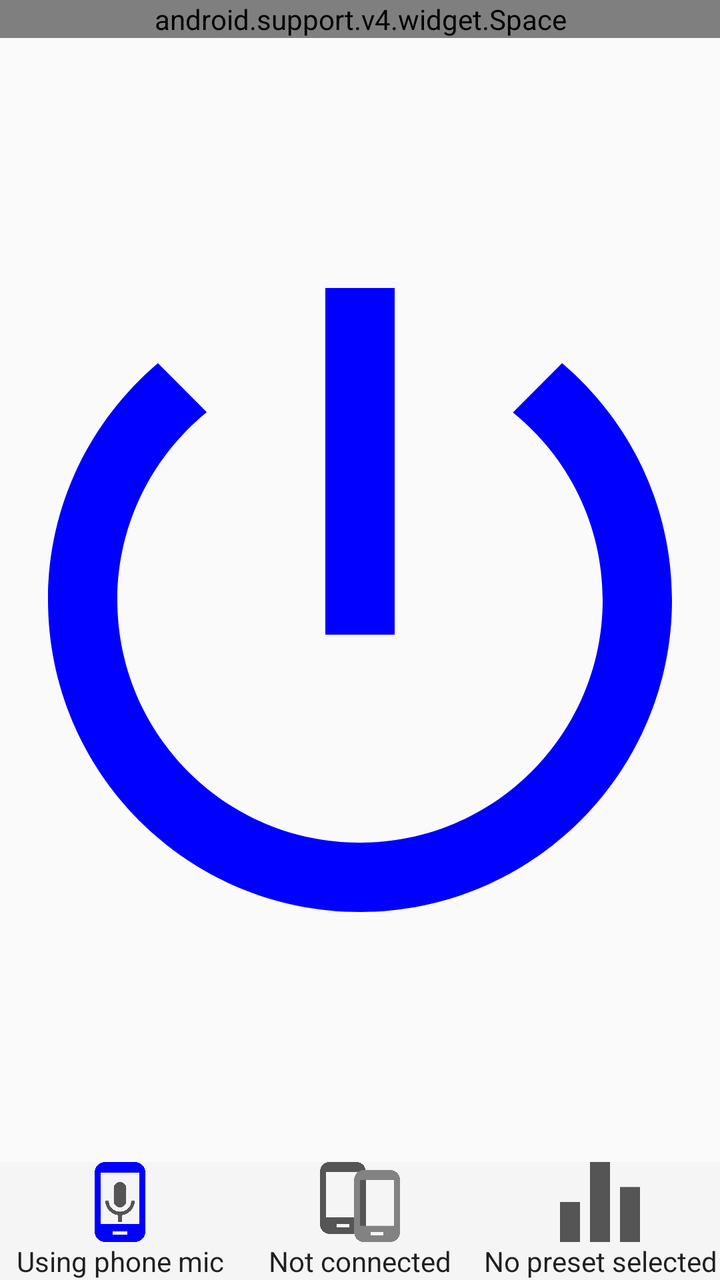
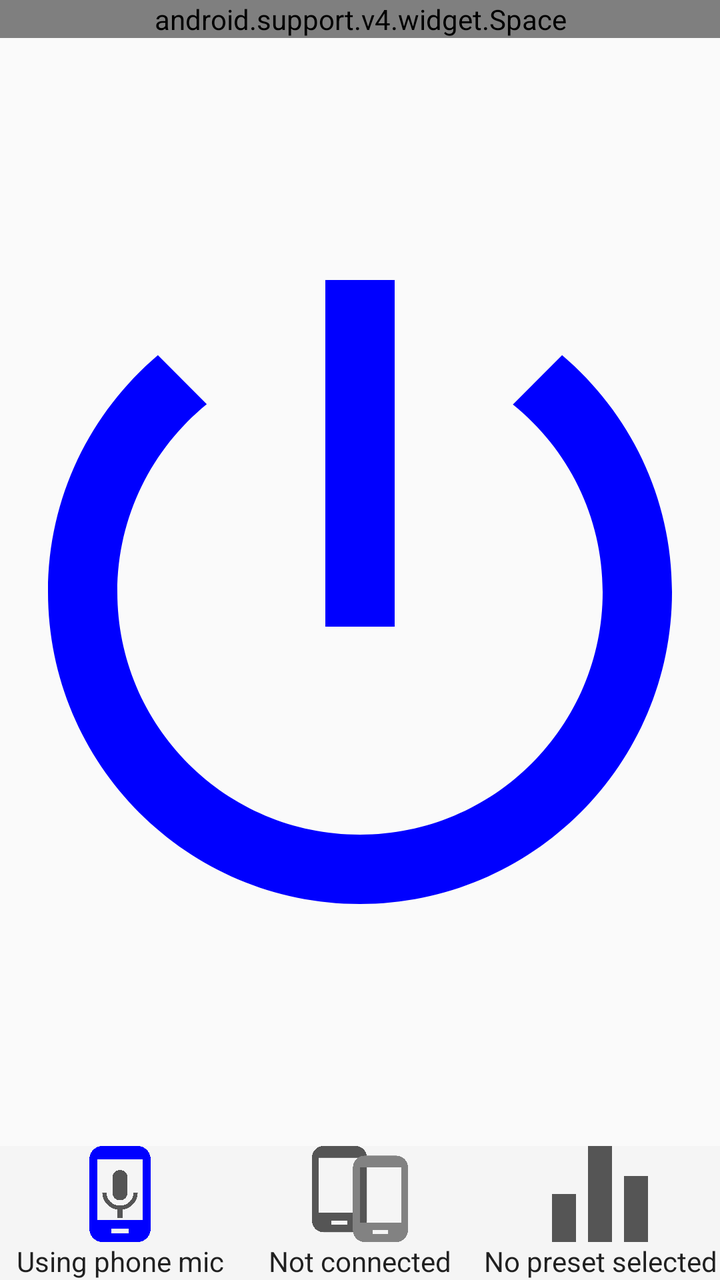

Screens rendered from an Android XML layout before and after an edit, with the pre-edit source and the edit as a unified diff.
<!-- AndroidManifest.xml: application theme AppTheme -->
<!-- res/layout/fragment_listen.xml -->
<?xml version="1.0" encoding="utf-8"?>
<android.support.constraint.ConstraintLayout xmlns:android="http://schemas.android.com/apk/res/android"
    xmlns:app="http://schemas.android.com/apk/res-auto"
    xmlns:tools="http://schemas.android.com/tools"
    android:layout_width="match_parent"
    android:layout_height="match_parent"
    tools:context="peterson.ttu.edu.backupaids.activities.ListenFragment">

    <TextView
        android:id="@+id/ourPinTextView"
        android:layout_width="0dp"
        android:layout_height="wrap_content"
        android:layout_marginStart="16dp"
        android:layout_marginTop="16dp"
        android:text="@string/our_pin"
        android:textAppearance="@android:style/TextAppearance.DeviceDefault"
        android:textSize="20sp"
        android:visibility="gone"
        app:layout_constraintTop_toTopOf="parent"
        app:layout_constraintBottom_toTopOf="@id/listenSpace"
        app:layout_constraintLeft_toLeftOf="parent"/>

    
    <android.support.v4.widget.Space
        android:id="@+id/listenSpace"
        android:layout_width="match_parent"
        android:layout_height="wrap_content"
        app:layout_constraintTop_toBottomOf="@id/ourPinTextView"
        app:layout_constraintBottom_toTopOf="@id/playSound"/>

    <ImageButton
        android:id="@+id/playSound"
        android:layout_width="0dp"
        android:layout_height="0dp"
        android:background="@android:color/transparent"
        android:scaleType="fitCenter"
        android:src="@drawable/ic_power_button_blue"
        android:layout_marginTop="16dp"
        android:layout_marginBottom="16dp"
        android:layout_marginStart="24dp"
        android:layout_marginEnd="24dp"
        app:layout_constraintTop_toBottomOf="@id/listenSpace"
        app:layout_constraintBottom_toTopOf="@id/bottomMenu"
        app:layout_constraintLeft_toLeftOf="parent"
        app:layout_constraintRight_toRightOf="parent"
        android:contentDescription="@string/play_stop_playing_what_the_phone_hears" />

    
    <TableLayout
        android:id="@+id/bottomMenu"
        android:layout_width="match_parent"
        android:layout_height="wrap_content"
        android:orientation="horizontal"
        android:background="#f5f5f5"
        android:stretchColumns="*"
        app:layout_constraintTop_toBottomOf="@id/playSound"
        app:layout_constraintBottom_toBottomOf="parent"
        app:layout_constraintLeft_toLeftOf="parent"
        app:layout_constraintRight_toRightOf="parent">

        <TableRow>
            <ImageButton
                android:id="@+id/micToUseButton"
                android:layout_width="0dp"
                android:layout_height="40dp"
                android:background="@android:color/transparent"
                android:scaleType="fitCenter"
                android:src="@drawable/ic_phone_mic_blue"/>
            <ImageButton
                android:id="@+id/makeDiscoverable"
                android:layout_width="0dp"
                android:layout_height="40dp"
                android:adjustViewBounds="false"
                android:background="@android:color/transparent"
                android:contentDescription="@string/make_this_phone_discoverable_by_other_phones"
                android:scaleType="fitCenter"
                android:src="@drawable/ic_phone_in_gray"/>
            <ImageButton
                android:id="@+id/presetChooser"
                android:layout_width="0dp"
                android:layout_height="40dp"
                android:adjustViewBounds="false"
                android:background="@android:color/transparent"
                android:contentDescription="@string/make_this_phone_discoverable_by_other_phones"
                android:scaleType="fitCenter"
                android:src="@drawable/ic_equalizer"/>
        </TableRow>
        <TableRow>
            <TextView
                android:id="@+id/micToUseText"
                android:layout_width="0dp"
                android:layout_height="wrap_content"
                android:text="@string/using_phone_mic"
                android:textAlignment="center"
                android:textAppearance="@android:style/TextAppearance.DeviceDefault" />
            <TextView
                android:id="@+id/textForMakeDiscoverableButton"
                android:layout_width="0dp"
                android:layout_height="wrap_content"
                android:text="@string/not_connected"
                android:textAlignment="center"
                android:textAppearance="@android:style/TextAppearance.DeviceDefault" />
            <TextView
                android:id="@+id/textForPresetChooser"
                android:layout_width="0dp"
                android:layout_height="wrap_content"
                android:text="@string/no_preset_selected"
                android:textAlignment="center"
                android:textAppearance="@android:style/TextAppearance.DeviceDefault" />
        </TableRow>

    </TableLayout>

</android.support.constraint.ConstraintLayout>
<!-- resources referenced by this layout -->
<resources>
  <!-- drawable ic_equalizer (drawable) -->
  <vector xmlns:android="http://schemas.android.com/apk/res/android"
      android:width="24dp"
      android:height="24dp"
      android:viewportWidth="24"
      android:viewportHeight="24">
    <path
        android:fillColor="#555555"
        android:pathData="m9,24h6V0H9ZM0,24H6V12H0ZM18,7.5V24h6V7.5Z"
        android:strokeWidth="1.5"/>
  </vector>
  <!-- drawable ic_phone_in_gray (drawable) -->
  <vector xmlns:android="http://schemas.android.com/apk/res/android"
      android:width="24dp"
      android:height="24dp"
      android:viewportWidth="24"
      android:viewportHeight="24">
    <path
        android:pathData="M10.8002,-0.0225L2.9455,-0.0225C1.3157,-0.0225 0,1.2932 0,2.923L0,18.6321c0,1.6298 1.3157,2.9455 2.9455,2.9455h7.8547c1.6298,0 2.9455,-1.3156 2.9455,-2.9455L13.7457,2.923c0,-1.6298 -1.3157,-2.9455 -2.9455,-2.9455zM8.8365,19.6139L4.9092,19.6139L4.9092,18.6321h3.9273zM12.0275,16.6685L1.7182,16.6685L1.7182,2.923L12.0275,2.923Z"
        android:strokeWidth="0.9818269"
        android:fillColor="#555555"
        android:fillAlpha="1"/>
    <path
        android:pathData="m21.0417,2.4136h-7.8547c-1.6298,0 -2.9455,1.3156 -2.9455,2.9455L10.2415,21.0682c0,1.6298 1.3157,2.9455 2.9455,2.9455h7.8547c1.6298,0 2.9455,-1.3156 2.9455,-2.9455L23.9872,5.3591c0,-1.6298 -1.3157,-2.9455 -2.9455,-2.9455zM19.0781,22.05L15.1507,22.05v-0.9818h3.9273zM22.269,19.1045L11.9597,19.1045L11.9597,5.3591h10.3093z"
        android:strokeWidth="0.9818269"
        android:fillColor="#828282"
        android:fillAlpha="1"/>
  </vector>
  <!-- drawable ic_power_button_blue (drawable) -->
  <vector xmlns:android="http://schemas.android.com/apk/res/android"
      android:width="24dp"
      android:height="24dp"
      android:viewportWidth="24"
      android:viewportHeight="24">
    <path
        android:pathData="m13.3333,0h-2.6667v13.3333h2.6667zM19.7733,2.8933 L17.88,4.7867C19.9867,6.48 21.3333,9.08 21.3333,12 21.3333,17.16 17.16,21.3333 12,21.3333 6.84,21.3333 2.6667,17.16 2.6667,12c0,-2.92 1.3467,-5.52 3.44,-7.2267l-1.88,-1.88C1.64,5.0933 0,8.3467 0,12 0,18.6267 5.3733,24 12,24 18.6267,24 24,18.6267 24,12 24,8.3467 22.36,5.0933 19.7733,2.8933Z"
        android:strokeWidth="1.33333313"
        android:fillColor="#0000ff"
        android:fillAlpha="1"/>
  </vector>
  <string name="make_this_phone_discoverable_by_other_phones">Connect to another phone</string>
  <string name="no_preset_selected">No preset selected</string>
  <string name="not_connected">Not connected</string>
  <string name="our_pin">Our PIN: %1$d</string>
  <string name="play_stop_playing_what_the_phone_hears">Play/stop playing what the phone hears</string>
  <string name="using_phone_mic">Using phone mic</string>
  <style name="AppTheme" parent="Theme.AppCompat.Light.DarkActionBar">
          
          <item name="colorPrimary">@color/colorPrimary</item>
          <item name="colorPrimaryDark">@color/colorPrimaryDark</item>
          <item name="colorAccent">@color/colorAccent</item>
      </style>
  <color name="colorPrimary">#3F51B5</color>
  <color name="colorPrimaryDark">#303F9F</color>
  <color name="colorAccent">#FF4081</color>
  <!-- unchanged entries left out for length: 1 -->
</resources>

<!-- the commit's change to res/layout/fragment_listen.xml (unified diff, before → after) -->
@@ -62,14 +62,14 @@
             <ImageButton
                 android:id="@+id/micToUseButton"
                 android:layout_width="0dp"
-                android:layout_height="40dp"
+                android:layout_height="48dp"
                 android:background="@android:color/transparent"
                 android:scaleType="fitCenter"
                 android:src="@drawable/ic_phone_mic_blue"/>
             <ImageButton
                 android:id="@+id/makeDiscoverable"
                 android:layout_width="0dp"
-                android:layout_height="40dp"
+                android:layout_height="48dp"
                 android:adjustViewBounds="false"
                 android:background="@android:color/transparent"
                 android:contentDescription="@string/make_this_phone_discoverable_by_other_phones"
@@ -78,7 +78,7 @@
             <ImageButton
                 android:id="@+id/presetChooser"
                 android:layout_width="0dp"
-                android:layout_height="40dp"
+                android:layout_height="48dp"
                 android:adjustViewBounds="false"
                 android:background="@android:color/transparent"
                 android:contentDescription="@string/make_this_phone_discoverable_by_other_phones"
